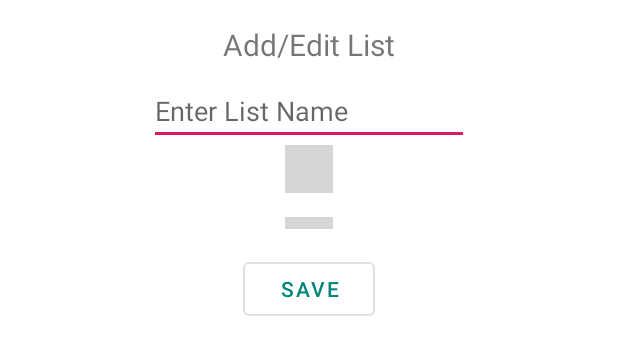
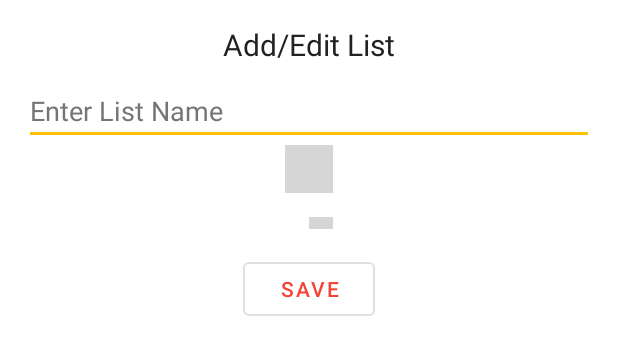
Before and after one commit to kacperczyk-dev-old-projects/Listit, an Android app: the layout activity_add_edit_list.xml on its own in the app's theme, with its tools: preview values and no code run, on a phone screen of 412 x 824 dp. Shown: the top 355 px of the screen. Run offline under Robolectric (Android 15) with nearby library versions, the phone set to English and light mode, and no system bars; plain views replace ColorPickerView, LightnessSlider; grey boxes are pictures that could not be loaded.

Commit message:
convert int to hex color and back + set background to selected color

```diff
--- a/app/src/main/java/com/dawid/listit/ListItApplication.kt
+++ b/app/src/main/java/com/dawid/listit/ListItApplication.kt
@@ -3,10 +3,16 @@ package com.dawid.listit
 import com.dawid.listit.di.DaggerAppComponent
 import dagger.android.AndroidInjector
 import dagger.android.DaggerApplication
+import timber.log.Timber
 
 class ListItApplication : DaggerApplication() {
 
     override fun applicationInjector(): AndroidInjector<out DaggerApplication> {
         return DaggerAppComponent.factory().create(applicationContext)
     }
+
+    override fun onCreate() {
+        super.onCreate()
+        Timber.plant(Timber.DebugTree())
+    }
 }
--- /dev/null
+++ b/app/src/main/java/com/dawid/listit/ui/BaseView.kt
@@ -0,0 +1,3 @@
+package com.dawid.listit.ui
+
+interface BaseView<T>
--- a/app/src/main/res/layout/activity_add_edit_list.xml
+++ b/app/src/main/res/layout/activity_add_edit_list.xml
@@ -1,7 +1,18 @@
 <?xml version="1.0" encoding="utf-8"?>
-<androidx.constraintlayout.widget.ConstraintLayout xmlns:android="http://schemas.android.com/apk/res/android"
+<FrameLayout xmlns:android="http://schemas.android.com/apk/res/android"
         xmlns:app="http://schemas.android.com/apk/res-auto"
         xmlns:tools="http://schemas.android.com/tools"
+        android:layout_height="match_parent"
+        android:layout_width="match_parent">
+
+    <ImageView
+            android:id="@+id/background"
+            android:layout_width="match_parent"
+            android:layout_height="95dp"
+            android:adjustViewBounds="false" />
+
+    <androidx.constraintlayout.widget.ConstraintLayout
+            android:id="@+id/bg"
             android:layout_width="match_parent"
             android:layout_height="wrap_content"
             tools:context=".ui.listdetail.AddEditListActivity">
@@ -14,22 +25,24 @@
                 android:layout_marginTop="@dimen/margin_padding_medium"
                 android:layout_marginEnd="@dimen/margin_padding_medium"
                 android:layout_marginBottom="@dimen/margin_padding_medium"
+                android:text="@string/add_edit_list"
+                android:textColor="@color/colorPrimaryText"
                 android:textSize="@dimen/text_size_large"
                 app:layout_constraintEnd_toEndOf="parent"
                 app:layout_constraintStart_toStartOf="parent"
-            app:layout_constraintTop_toTopOf="parent"
-            tools:text="Add/Edit List" />
+                app:layout_constraintTop_toTopOf="parent" />
 
         <EditText
                 android:id="@+id/listNameEdit"
-            android:layout_width="wrap_content"
+                android:layout_width="0dp"
                 android:layout_height="wrap_content"
                 android:layout_marginStart="@dimen/margin_padding_medium"
                 android:layout_marginTop="@dimen/margin_padding_small"
                 android:layout_marginEnd="@dimen/margin_padding_medium"
                 android:ems="10"
-            android:hint="Enter List Name"
+                android:hint="@string/enter_list_name"
                 android:inputType="textPersonName"
+                android:textColorHint="@color/colorSecondaryText"
                 app:layout_constraintEnd_toEndOf="parent"
                 app:layout_constraintStart_toStartOf="parent"
                 app:layout_constraintTop_toBottomOf="@+id/addEditTitle" />
@@ -52,14 +65,15 @@
                 android:id="@+id/v_lightness_slider"
                 android:layout_width="0dp"
                 android:layout_height="8dp"
+                android:layout_marginStart="16dp"
                 android:layout_marginTop="@dimen/margin_padding_medium"
                 app:layout_constraintEnd_toEndOf="@+id/color_picker_view"
                 app:layout_constraintStart_toStartOf="@+id/color_picker_view"
                 app:layout_constraintTop_toBottomOf="@+id/color_picker_view" />
 
         <com.google.android.material.button.MaterialButton
+                android:id="@+id/saveListBtn"
                 style="@style/Widget.MaterialComponents.Button.OutlinedButton"
-            android:id="@+id/saveListBtn"
                 android:layout_width="wrap_content"
                 android:layout_height="wrap_content"
                 android:layout_marginTop="16dp"
@@ -71,3 +85,4 @@
                 app:layout_constraintStart_toStartOf="parent"
                 app:layout_constraintTop_toBottomOf="@+id/v_lightness_slider" />
     </androidx.constraintlayout.widget.ConstraintLayout>
+</FrameLayout>
--- a/app/src/main/res/values/colors.xml
+++ b/app/src/main/res/values/colors.xml
@@ -1,6 +1,11 @@
 <?xml version="1.0" encoding="utf-8"?>
 <resources>
-    <color name="colorPrimary">#008577</color>
-    <color name="colorPrimaryDark">#00574B</color>
-    <color name="colorAccent">#D81B60</color>
+    <color name="colorPrimary">#F44336</color>
+    <color name="colorPrimaryDark">#D32F2F</color>
+    <color name="colorPrimaryLight">#FFCDD2</color>
+    <color name="colorAccent">#FFC107</color>
+    <color name="colorPrimaryText">#212121</color>
+    <color name="colorSecondaryText">#757575</color>
+    <color name="icons">#FFFFFF</color>
+    <color name="divider">#BDBDBD</color>
 </resources>
--- a/app/src/main/res/values/strings.xml
+++ b/app/src/main/res/values/strings.xml
@@ -1,4 +1,6 @@
 <resources>
     <string name="app_name">ListIt</string>
     <string name="save">Save</string>
+    <string name="enter_list_name">Enter List Name</string>
+    <string name="add_edit_list">Add/Edit List</string>
 </resources>
```
Also changed, not shown: app/src/main/java/com/dawid/listit/ui/BasePresenter.kt (added, +15 -0 lines), app/src/main/java/com/dawid/listit/ui/listdetail/AddEditListActivity.kt (+21 -2 lines), app/src/main/java/com/dawid/listit/ui/listdetail/AddEditListContract.kt (added, +15 -0 lines), app/src/main/java/com/dawid/listit/ui/listdetail/AddEditListPresenter.kt (added, +9 -0 lines), app/src/main/res/drawable/square_background.xml (added, +11 -0 lines). Lines whose indentation alone changed are shown as unchanged.
